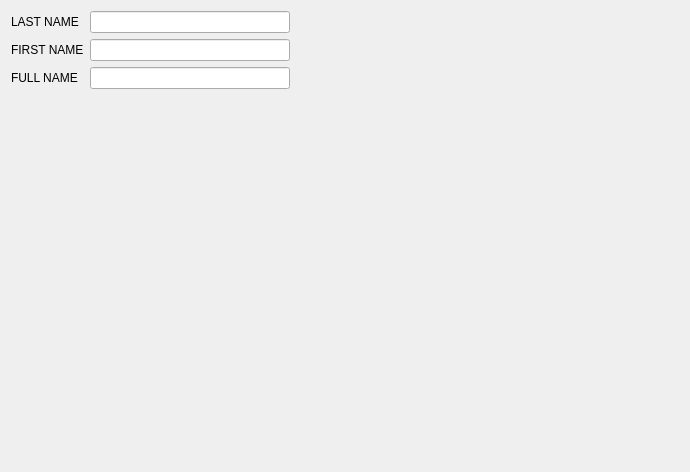
Above: src/wizards/prescriber_00.ui from kyledevans/Medicine-Track before the change. Below: the same form after it.
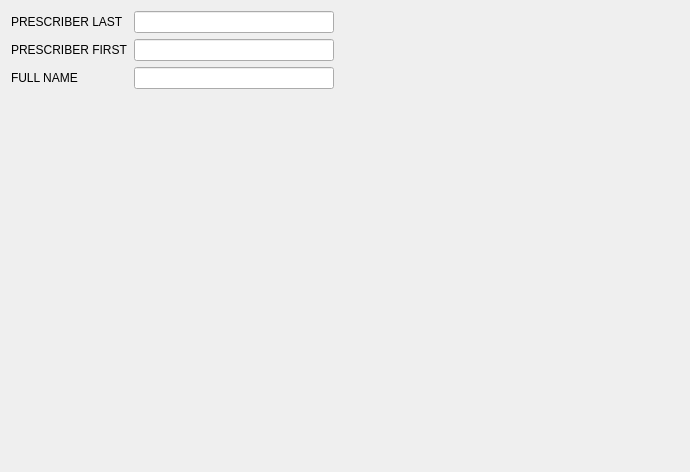
That is the form after the change.

What changed in the file:
```diff
--- a/src/wizards/prescriber_00.ui
+++ b/src/wizards/prescriber_00.ui
@@ -17,7 +17,7 @@
    <item row="0" column="0">
     <widget class="QLabel" name="lastLabel">
      <property name="text">
-      <string>LAST NAME</string>
+      <string comment="PRESCRIBER LAST EDIT LABEL">PRESCRIBER LAST</string>
      </property>
     </widget>
    </item>
@@ -60,7 +60,7 @@
    <item row="1" column="0">
     <widget class="QLabel" name="firstLabel">
      <property name="text">
-      <string>FIRST NAME</string>
+      <string comment="PRESCRIBER FIRST EDIT LABEL">PRESCRIBER FIRST</string>
      </property>
     </widget>
    </item>
```
Left out of the diff: 20 changed lines with no effect on the pictures.
